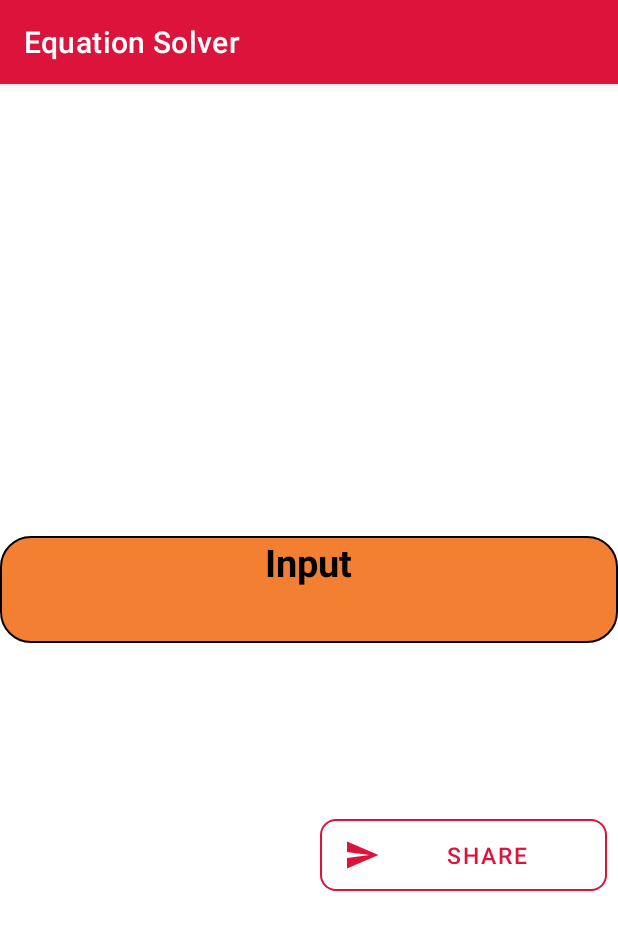
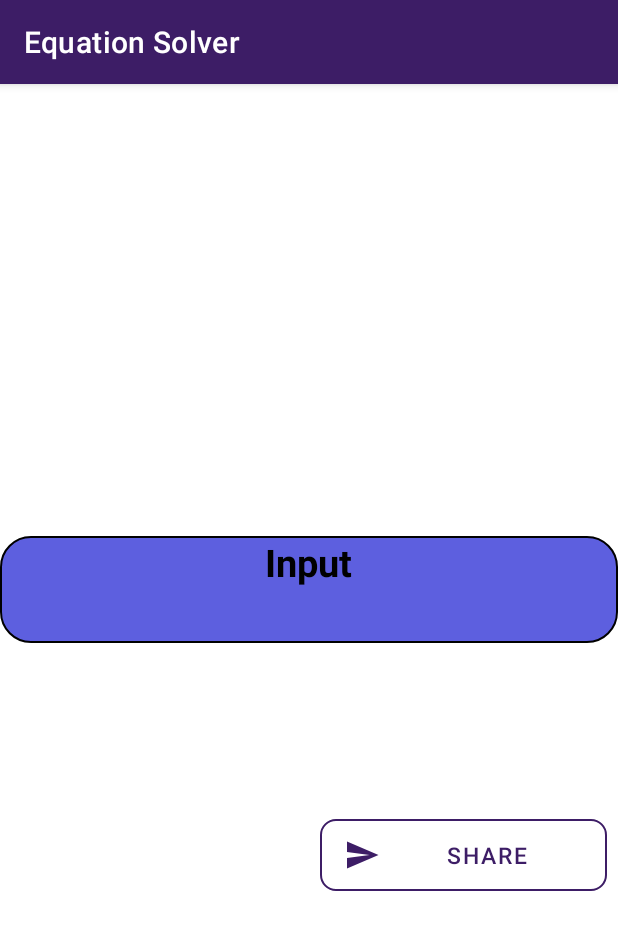
Before and after one commit to Ahmed-hussien90/Equation_Solver, an Android app: the ResultActivity screen opened directly, with no data from a screen before it, on a phone screen of 412 x 824 dp. Shown: the top 930 px of the screen. Run offline under Robolectric (Android 15) with nearby library versions, the phone set to English and light mode, and no system bars; our stand-ins replace Room's generated code, RxJava; libraries missing offline, so code that uses them is left out: com.googlecode.tesseract, es.dmoral.toasty; 10 statements that could not run were skipped.

Commit message:
update UI

```diff
--- a/app/src/main/res/drawable/button_shape.xml
+++ b/app/src/main/res/drawable/button_shape.xml
@@ -2,6 +2,6 @@
 <shape xmlns:android="http://schemas.android.com/apk/res/android">
 
     <corners android:radius="10dp"/>
-    <stroke android:color="@color/pink" android:width="1.5dp"/>
+    <stroke android:color="@color/blue" android:width="1.5dp"/>
 
 </shape>
--- a/app/src/main/res/drawable/ic_baseline_save_24.xml
+++ b/app/src/main/res/drawable/ic_baseline_save_24.xml
@@ -1,4 +1,4 @@
-<vector android:height="24dp" android:tint="#DC143C"
+<vector android:height="24dp" android:tint="@color/blue"
     android:viewportHeight="24" android:viewportWidth="24"
     android:width="24dp" xmlns:android="http://schemas.android.com/apk/res/android">
     <path android:fillColor="@android:color/white" android:pathData="M17,3L5,3c-1.11,0 -2,0.9 -2,2v14c0,1.1 0.89,2 2,2h14c1.1,0 2,-0.9 2,-2L21,7l-4,-4zM12,19c-1.66,0 -3,-1.34 -3,-3s1.34,-3 3,-3 3,1.34 3,3 -1.34,3 -3,3zM15,9L5,9L5,5h10v4z"/>
--- a/app/src/main/res/drawable/ic_baseline_send_24.xml
+++ b/app/src/main/res/drawable/ic_baseline_send_24.xml
@@ -1,5 +1,5 @@
 <vector android:autoMirrored="true" android:height="24dp"
-    android:tint="#DC143C" android:viewportHeight="24"
+    android:tint="@color/blue" android:viewportHeight="24"
     android:viewportWidth="24" android:width="24dp" xmlns:android="http://schemas.android.com/apk/res/android">
     <path android:fillColor="@android:color/white" android:pathData="M2.01,21L23,12 2.01,3 2,10l15,2 -15,2z"/>
 </vector>
--- a/app/src/main/res/drawable/input_background.xml
+++ b/app/src/main/res/drawable/input_background.xml
@@ -1,7 +1,7 @@
 <?xml version="1.0" encoding="utf-8"?>
 <shape xmlns:android="http://schemas.android.com/apk/res/android">
 
-    <solid android:color="#F37F32"/>
+    <solid android:color="#5D5FDF"/>
     <corners android:radius="20dp"/>
     <stroke android:color="@color/black" android:width="1.5dp"/>
 
--- a/app/src/main/res/layout/activity_binarzition.xml
+++ b/app/src/main/res/layout/activity_binarzition.xml
@@ -40,7 +40,7 @@
         android:layout_alignParentRight="true"
         android:layout_alignParentEnd="true"
         android:layout_margin="16dp"
-        android:backgroundTint="@color/pink"/>
+        android:backgroundTint="@color/blue" />
 
 
 
--- a/app/src/main/res/layout/activity_calculate.xml
+++ b/app/src/main/res/layout/activity_calculate.xml
@@ -13,7 +13,7 @@
         android:text="Write Formula And Solve"
         android:textStyle="bold"
         android:textSize="20sp"
-        android:textColor="@color/pink"
+        android:textColor="@color/blue"
         android:fontFamily="sans-serif-black"
         android:layout_alignParentStart="true"
         android:layout_centerHorizontal="true"
@@ -91,7 +91,7 @@
             android:layout_marginTop="10dp"
             android:background="@color/white"
             android:src="@drawable/ic_baseline_content_copy_32"
-            android:textColor="@color/pink" />
+            android:textColor="@color/blue" />
 
 
     </LinearLayout>
--- a/app/src/main/res/layout/activity_result_acitivity.xml
+++ b/app/src/main/res/layout/activity_result_acitivity.xml
@@ -96,8 +96,7 @@
                 android:layout_margin="7dp"
                 android:layout_marginTop="10dp"
                 android:background="#23D51D"
-                android:src="@drawable/ic_baseline_content_copy_32"
-                android:textColor="@color/pink" />
+                android:src="@drawable/ic_baseline_content_copy_32" />
 
 
         </LinearLayout>
@@ -118,7 +117,7 @@
                 android:background="@drawable/button_shape"
                 android:drawableLeft="@drawable/ic_baseline_save_24"
                 android:text="Save"
-                android:textColor="@color/pink"
+                android:textColor="@color/blue"
                 android:textSize="15sp"
                 app:backgroundTint="@null" />
 
@@ -131,7 +130,7 @@
                 android:background="@drawable/button_shape"
                 android:drawableLeft="@drawable/ic_baseline_send_24"
                 android:text="Share"
-                android:textColor="@color/pink"
+                android:textColor="@color/blue"
                 android:textSize="15sp"
                 app:backgroundTint="@null" />
 
--- a/app/src/main/res/layout/activity_rotate_and_crop.xml
+++ b/app/src/main/res/layout/activity_rotate_and_crop.xml
@@ -51,6 +51,6 @@
         android:layout_alignParentBottom="true"
         android:layout_margin="16dp"
         android:src="@drawable/ic_done_white_24dp"
-        app:backgroundTint="@color/pink" />
+        app:backgroundTint="@color/blue" />
 
 </RelativeLayout>
--- a/app/src/main/res/values/colors.xml
+++ b/app/src/main/res/values/colors.xml
@@ -7,5 +7,5 @@
     <color name="teal_700">#FF018786</color>
     <color name="black">#FF000000</color>
     <color name="white">#FFFFFFFF</color>
-    <color name="pink">#DC143C</color>
+    <color name="blue">#3D1D66</color>
 </resources>
--- a/app/src/main/res/values/themes.xml
+++ b/app/src/main/res/values/themes.xml
@@ -2,8 +2,8 @@
     <!-- Base application theme. -->
     <style name="Theme.EquationSolver" parent="Theme.MaterialComponents.DayNight.DarkActionBar">
         <!-- Primary brand color. -->
-        <item name="colorPrimary">@color/pink</item>
-        <item name="colorPrimaryVariant">@color/pink</item>
+        <item name="colorPrimary">@color/blue</item>
+        <item name="colorPrimaryVariant">@color/blue</item>
         <item name="colorOnPrimary">@color/white</item>
         <!-- Secondary brand color. -->
         <item name="colorSecondary">@color/teal_200</item>
@@ -15,9 +15,9 @@
     </style>
 
     <style name="MySeekBar" parent="Widget.AppCompat.SeekBar">
-        <item name="android:progressBackgroundTint">#f4511e</item>
-        <item name="android:progressTint">#388e3c</item>
-        <item name="android:thumbTint">#c51162</item>
+        <item name="android:progressBackgroundTint">#5D5FDF</item>
+        <item name="android:progressTint">#3D1D66</item>
+        <item name="android:thumbTint">#3D1D66</item>
     </style>
 
 </resources>
```
Also changed, not shown: app/src/main/AndroidManifest.xml (+11 -9 lines), app/src/main/java/com/example/equationsolver/MainActivity.java (+22 -4 lines), app/src/main/java/com/example/equationsolver/SplashScreen.java (added, +43 -0 lines), app/src/main/res/drawable/gradient.xml (added, +12 -0 lines), app/src/main/res/layout/activity_home.xml (+4 -4 lines), app/src/main/res/layout/activity_splash_screen.xml (added, +31 -0 lines).
